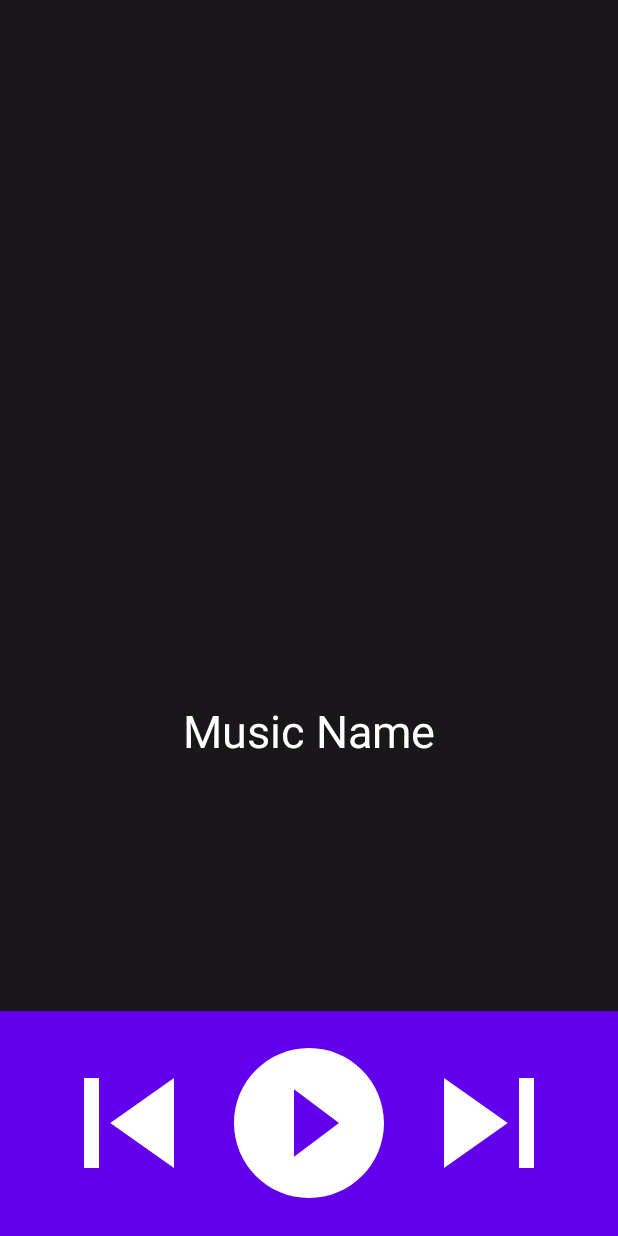
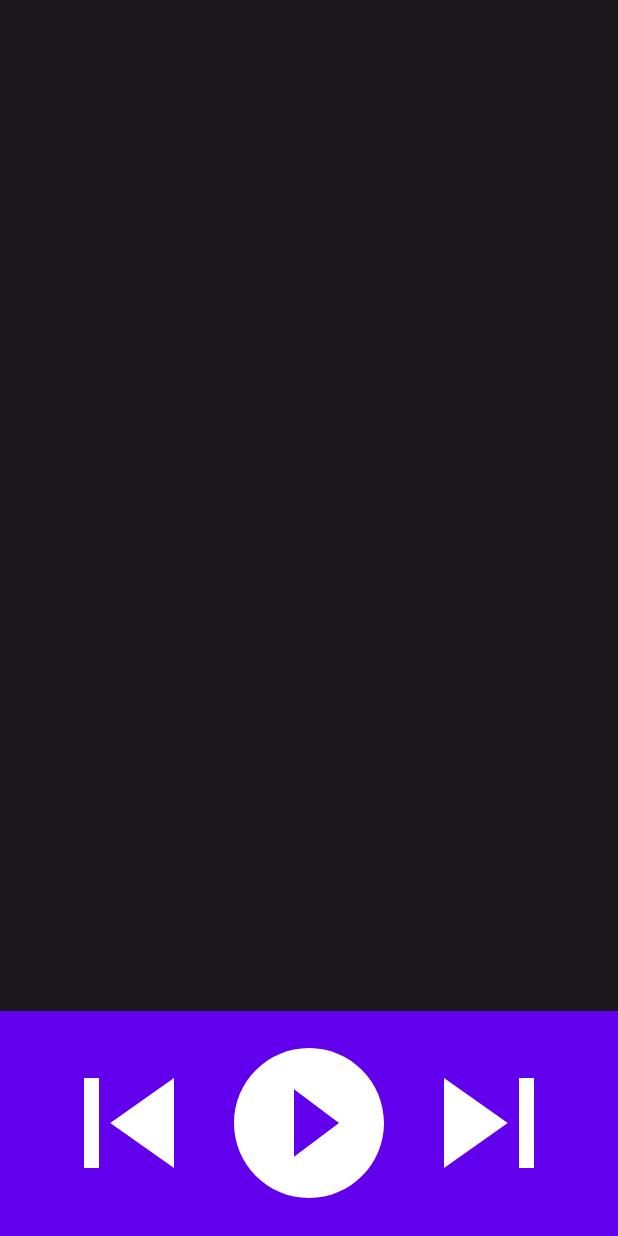
Before and after one commit to kirksahdo/Spotify, an Android app: the layout activity_main.xml on its own in the app's theme, with its tools: preview values and no code run, on a phone screen of 412 x 824 dp. Run offline under Robolectric (Android 15) with nearby library versions, the phone set to English and light mode, and no system bars.

Commit message:
Upload Files

```diff
--- a/app/src/main/res/layout/activity_main.xml
+++ b/app/src/main/res/layout/activity_main.xml
@@ -19,13 +19,6 @@
             android:id="@+id/ivMusic"
             android:layout_width="300dp"
             android:layout_height="300dp" />
-        <TextView
-            android:id="@+id/tvMusicName"
-            android:layout_width="wrap_content"
-            android:layout_height="wrap_content"
-            android:text="Music Name"
-            android:textColor="#ffffff"
-            android:textSize="30dp"/>
 
     </LinearLayout>
 
@@ -43,7 +36,7 @@
         <Button
             android:layout_width="120dp"
             android:layout_height="120dp"
-
+            android:id="@+id/btnPlay"
             android:background="@drawable/ic_baseline_play_circle_filled_24"/>
         <Button
             android:layout_width="120dp"
```
Also changed, not shown: app/src/main/java/com/example/spotifykirk3bi/MainActivity.java (+13 -1 lines), 1 other file.
